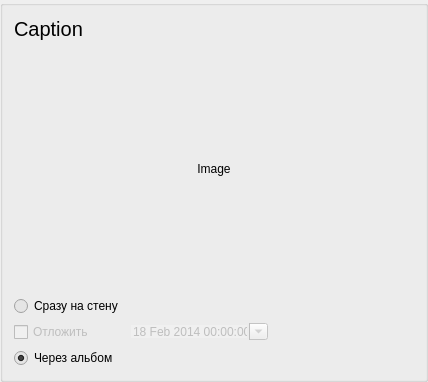
sashgorokhov-heaven/python-9gag-gui-old, file resourses/EditListItem.ui: the form before one commit.
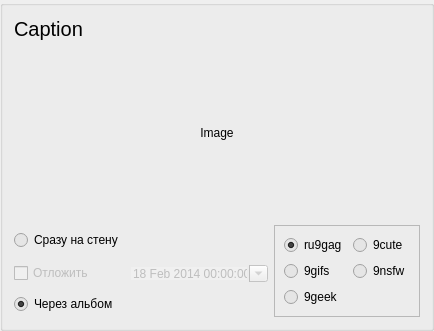
The form after the commit.

Commit message: Export in different groups. Made a blank for refreshing feed list.

The edit to the form file:
```diff
--- a/resourses/EditListItem.ui
+++ b/resourses/EditListItem.ui
@@ -7,7 +7,7 @@
     <x>0</x>
     <y>0</y>
     <width>420</width>
-    <height>382</height>
+    <height>331</height>
    </rect>
   </property>
   <property name="sizePolicy">
@@ -149,37 +149,17 @@
    </item>
    <item>
     <layout class="QGridLayout" name="gridLayout">
-     <item row="2" column="3">
-      <spacer name="horizontalSpacer">
-       <property name="orientation">
-        <enum>Qt::Horizontal</enum>
+     <item row="1" column="0">
+      <widget class="QCheckBox" name="waitUntilCheckBox">
+       <property name="enabled">
+        <bool>false</bool>
        </property>
-       <property name="sizeHint" stdset="0">
-        <size>
-         <width>40</width>
-         <height>20</height>
-        </size>
+       <property name="text">
+        <string>Отложить</string>
        </property>
-      </spacer>
+      </widget>
      </item>
      <item row="1" column="1">
-      <widget class="QRadioButton" name="directWallRB">
-       <property name="text">
-        <string>Сразу на стену</string>
-       </property>
-      </widget>
-     </item>
-     <item row="3" column="1">
-      <widget class="QRadioButton" name="useAlbumRB">
-       <property name="text">
-        <string>Через альбом</string>
-       </property>
-       <property name="checked">
-        <bool>true</bool>
-       </property>
-      </widget>
-     </item>
-     <item row="2" column="2">
       <widget class="QDateTimeEdit" name="dateTimeEdit">
        <property name="enabled">
         <bool>false</bool>
@@ -227,16 +207,86 @@
        </property>
       </widget>
      </item>
-     <item row="2" column="1">
-      <widget class="QCheckBox" name="waitUntilCheckBox">
-       <property name="enabled">
-        <bool>false</bool>
+     <item row="2" column="0">
+      <widget class="QRadioButton" name="useAlbumRB">
+       <property name="text">
+        <string>Через альбом</string>
        </property>
+       <property name="checked">
+        <bool>true</bool>
+       </property>
+      </widget>
+     </item>
+     <item row="0" column="0">
+      <widget class="QRadioButton" name="directWallRB">
        <property name="text">
-        <string>Отложить</string>
+        <string>Сразу на стену</string>
        </property>
       </widget>
      </item>
+     <item row="1" column="2">
+      <spacer name="horizontalSpacer">
+       <property name="orientation">
+        <enum>Qt::Horizontal</enum>
+       </property>
+       <property name="sizeHint" stdset="0">
+        <size>
+         <width>40</width>
+         <height>20</height>
+        </size>
+       </property>
+      </spacer>
+     </item>
+     <item row="0" column="3" rowspan="3">
+      <widget class="QFrame" name="frame">
+       <property name="frameShape">
+        <enum>QFrame::StyledPanel</enum>
+       </property>
+       <property name="frameShadow">
+        <enum>QFrame::Raised</enum>
+       </property>
+       <layout class="QGridLayout" name="gridLayout_2">
+        <item row="0" column="0">
+         <widget class="QRadioButton" name="ru9gagCheck">
+          <property name="text">
+           <string>ru9gag</string>
+          </property>
+          <property name="checked">
+           <bool>true</bool>
+          </property>
+         </widget>
+        </item>
+        <item row="2" column="0">
+         <widget class="QRadioButton" name="geekCheck">
+          <property name="text">
+           <string>9geek</string>
+          </property>
+         </widget>
+        </item>
+        <item row="1" column="0">
+         <widget class="QRadioButton" name="gifsCheck">
+          <property name="text">
+           <string>9gifs</string>
+          </property>
+         </widget>
+        </item>
+        <item row="0" column="1">
+         <widget class="QRadioButton" name="cuteCheck">
+          <property name="text">
+           <string>9cute</string>
+          </property>
+         </widget>
+        </item>
+        <item row="1" column="1">
+         <widget class="QRadioButton" name="nsfwCheck">
+          <property name="text">
+           <string>9nsfw</string>
+          </property>
+         </widget>
+        </item>
+       </layout>
+      </widget>
+     </item>
     </layout>
    </item>
   </layout>
```
The commit also changes 2 other files.
